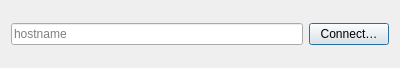
Old version of the form mainwindow.ui in the repository xobs/sd-capture.
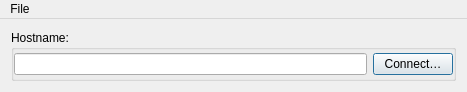
New version of the form.

Commit message:
sd-capture: More program UI cleanup
Add a progress bar, remove debugging print statements, prettify the
"Connect" screen.

Diff of the .ui file:
```diff
--- a/mainwindow.ui
+++ b/mainwindow.ui
@@ -6,23 +6,35 @@
    <rect>
     <x>0</x>
     <y>0</y>
-    <width>400</width>
-    <height>68</height>
+    <width>467</width>
+    <height>92</height>
    </rect>
   </property>
   <property name="windowTitle">
    <string>Connect to server</string>
   </property>
   <widget class="QWidget" name="centralWidget">
-   <layout class="QHBoxLayout" name="horizontalLayout">
-    <item>
+   <layout class="QGridLayout" name="gridLayout">
+    <item row="0" column="0">
+     <widget class="QGroupBox" name="groupBox">
+      <property name="title">
+       <string>Hostname:</string>
+      </property>
+      <property name="flat">
+       <bool>true</bool>
+      </property>
+      <layout class="QGridLayout" name="gridLayout_2">
+       <property name="margin">
+        <number>0</number>
+       </property>
+       <item row="0" column="0">
      <widget class="QLineEdit" name="hostAddress">
       <property name="placeholderText">
-       <string>hostname</string>
+          <string/>
       </property>
      </widget>
     </item>
-    <item>
+       <item row="0" column="1">
      <widget class="QPushButton" name="connectButton">
       <property name="text">
        <string>Connect…</string>
@@ -36,17 +48,39 @@
      </widget>
     </item>
    </layout>
+      <zorder>hostAddress</zorder>
+      <zorder>connectButton</zorder>
+      <zorder>connectButton</zorder>
+      <zorder>hostAddress</zorder>
+     </widget>
+    </item>
+   </layout>
   </widget>
   <widget class="QMenuBar" name="menuBar">
    <property name="geometry">
     <rect>
      <x>0</x>
      <y>0</y>
-     <width>400</width>
+     <width>467</width>
      <height>22</height>
     </rect>
    </property>
-  </widget>
+   <widget class="QMenu" name="menuFile">
+    <property name="title">
+     <string>File</string>
+    </property>
+    <addaction name="actionQuit"/>
+   </widget>
+   <addaction name="menuFile"/>
+  </widget>
+  <action name="actionQuit">
+   <property name="text">
+    <string>Quit</string>
+   </property>
+   <property name="shortcut">
+    <string>Ctrl+Q</string>
+   </property>
+  </action>
  </widget>
  <layoutdefault spacing="6" margin="11"/>
  <resources/>
```
Left out of the diff: 19 changed lines with no effect on the pictures. Lines whose indentation alone changed are shown as unchanged. The commit also changes 6 other files.
